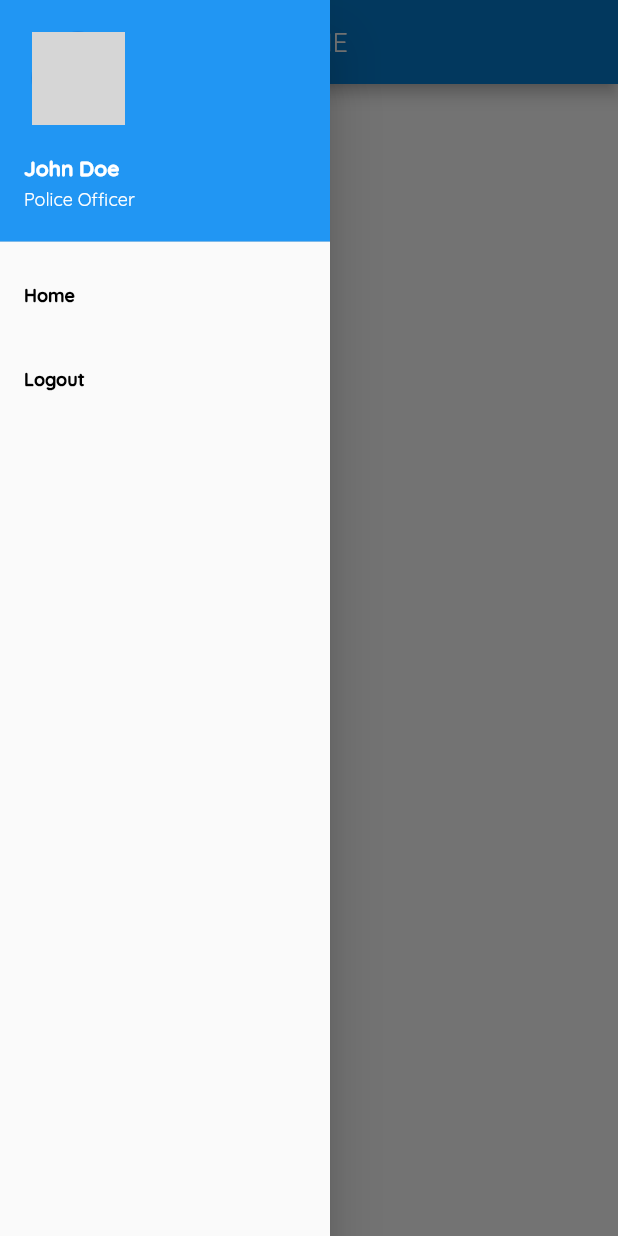
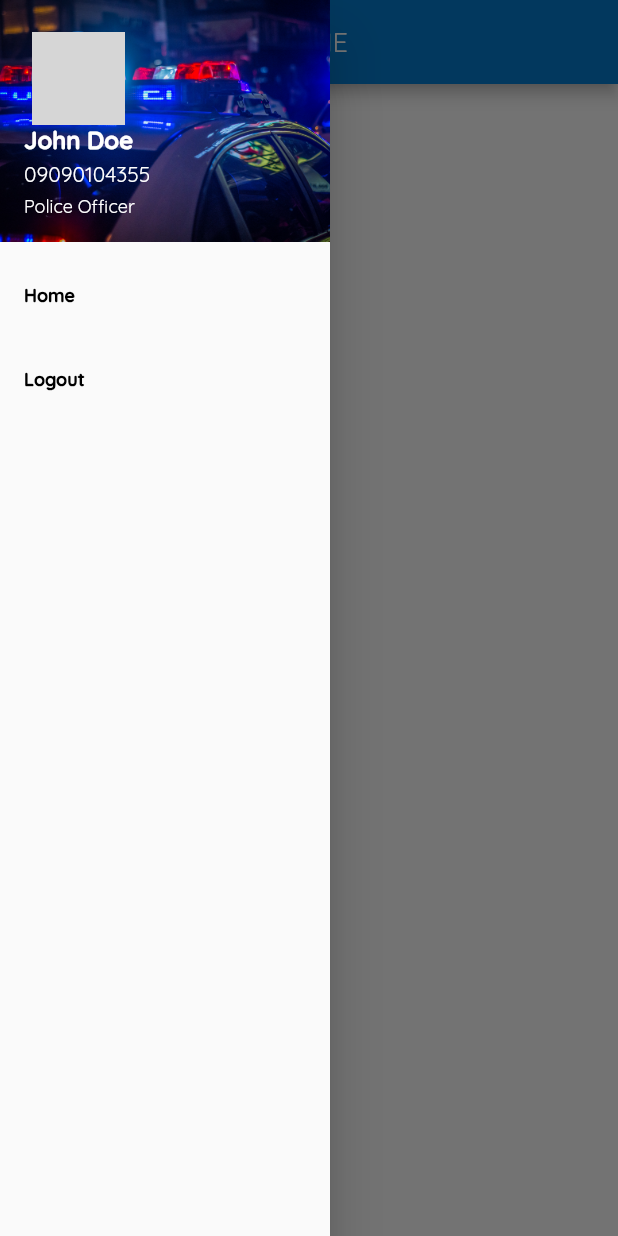
Before and after one commit to lansoyyy/cyberwatch_mobile, a Flutter app: the HomeScreen screen opened directly, with the side drawer open, on a phone screen of 412 x 824 dp. Run offline on Flutter 3.47's test engine with Material 2 defaults, Android fonts, the phone set to English and light mode, and no system bars; our stand-ins replace fluttertoast; grey boxes are pictures that could not be loaded.

Commit message:
fixed error

```diff
--- a/lib/screens/auth/login_screen.dart
+++ /dev/null
@@ -1,10 +0,0 @@
-import 'package:flutter/material.dart';
-
-class LoginScreen extends StatelessWidget {
-  const LoginScreen({super.key});
-
-  @override
-  Widget build(BuildContext context) {
-    return const Scaffold();
-  }
-}
--- a/lib/screens/auth/signup_screen.dart
+++ b/lib/screens/auth/signup_screen.dart
@@ -1,4 +1,5 @@
-import 'package:cyberwatch_mobile/screens/auth/login_screen.dart';
+import 'package:cyberwatch_mobile/screens/auth/landing_screen.dart';
+
 import 'package:cyberwatch_mobile/screens/home_screen.dart';
 import 'package:cyberwatch_mobile/widgets/textfield_widget.dart';
 import 'package:flutter/material.dart';
@@ -85,7 +86,7 @@ class _SignupScreenState extends State<SignupScreen> {
                 TextButton(
                   onPressed: () {
                     Navigator.of(context).pushReplacement(MaterialPageRoute(
-                        builder: (context) => const LoginScreen()));
+                        builder: (context) => const LandingScreen()));
                   },
                   child: TextBold(
                       text: 'Login now', fontSize: 14, color: Colors.white),
--- a/lib/widgets/drawer_widget.dart
+++ b/lib/widgets/drawer_widget.dart
@@ -1,7 +1,7 @@
+import 'package:cyberwatch_mobile/screens/auth/landing_screen.dart';
 import 'package:cyberwatch_mobile/widgets/text_widget.dart';
 import 'package:flutter/material.dart';
 
-import '../screens/auth/login_screen.dart';
 import '../screens/home_screen.dart';
 
 class DrawerWidget extends StatefulWidget {
@@ -22,13 +22,31 @@ class _MyDrawerState extends State<DrawerWidget> {
           children: <Widget>[
             UserAccountsDrawerHeader(
               decoration: const BoxDecoration(
-                color: Colors.blue,
+                color: Colors.black,
+                image: DecorationImage(
+                    image: AssetImage(
+                      'assets/images/background.jpg',
+                    ),
+                    fit: BoxFit.cover,
+                    opacity: 150),
               ),
-              accountEmail: TextRegular(
-                  text: 'Police Officer', fontSize: 12, color: Colors.white),
+              accountEmail: Column(
+                crossAxisAlignment: CrossAxisAlignment.start,
+                children: [
+                  TextRegular(
+                      text: '09090104355', fontSize: 14, color: Colors.white),
+                  const SizedBox(
+                    height: 5,
+                  ),
+                  TextRegular(
+                      text: 'Police Officer',
+                      fontSize: 12,
+                      color: Colors.white),
+                ],
+              ),
               accountName: TextBold(
                 text: 'John Doe',
-                fontSize: 14,
+                fontSize: 16,
                 color: Colors.white,
               ),
               currentAccountPicture: const Padding(
@@ -87,7 +105,7 @@ class _MyDrawerState extends State<DrawerWidget> {
                                 Navigator.of(context).pushReplacement(
                                     MaterialPageRoute(
                                         builder: (context) =>
-                                            const LoginScreen()));
+                                            const LandingScreen()));
                               },
                               child: const Text(
                                 'Continue',
```
